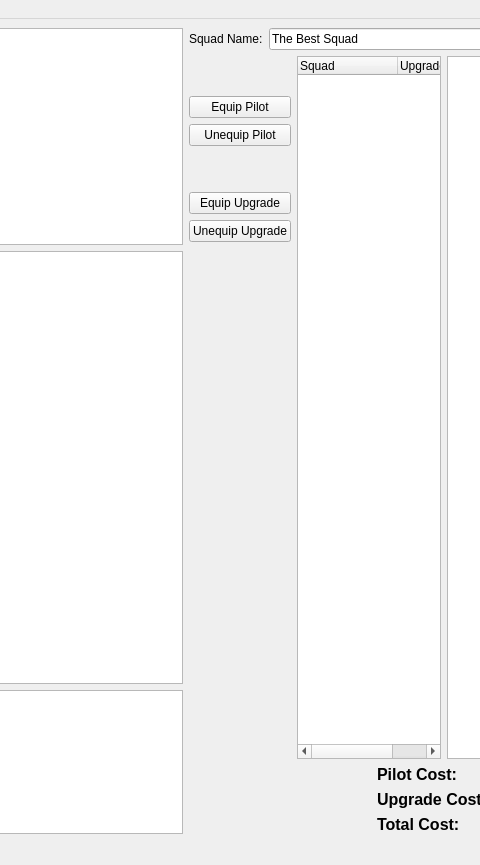
flipperlord/x-wing-squad-builder, file qt_designer/main_window.ui: the form before one commit; both pictures show x 631 to 1111 and y 0 to 865 of the 1232 by 865 pixel window.
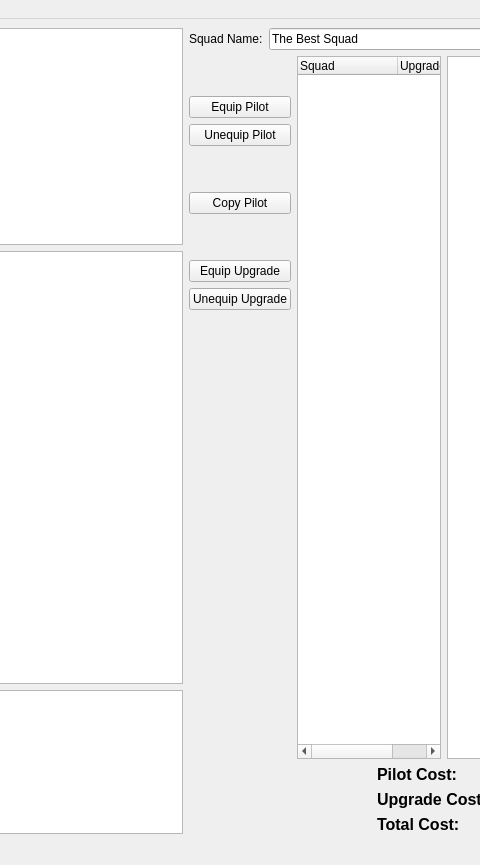
The form after the commit. Icons and pictures are not drawn. Custom widgets are drawn as their Qt base class.

Commit message: copy pilot and squad viewer update

The edit to the form file:
```diff
--- a/qt_designer/main_window.ui
+++ b/qt_designer/main_window.ui
@@ -263,7 +263,7 @@
         <item>
          <layout class="QHBoxLayout" name="horizontalLayout_9">
           <item>
-           <layout class="QVBoxLayout" name="verticalLayout_7" stretch="0,0,0,0,0,0,10">
+           <layout class="QVBoxLayout" name="verticalLayout_7" stretch="0,0,0,0,0,0,0,0,10">
             <item>
              <spacer name="verticalSpacer_10">
               <property name="orientation">
@@ -291,6 +291,26 @@
               </property>
              </widget>
             </item>
+            <item>
+             <spacer name="verticalSpacer">
+              <property name="orientation">
+               <enum>Qt::Vertical</enum>
+              </property>
+              <property name="sizeHint" stdset="0">
+               <size>
+                <width>20</width>
+                <height>40</height>
+               </size>
+              </property>
+             </spacer>
+            </item>
+            <item>
+             <widget class="QPushButton" name="copy_pilot_push_button">
+              <property name="text">
+               <string>Copy Pilot</string>
+              </property>
+             </widget>
+            </item>
             <item>
              <spacer name="verticalSpacer_8">
               <property name="orientation">
```
The commit also changes 2 other files.
